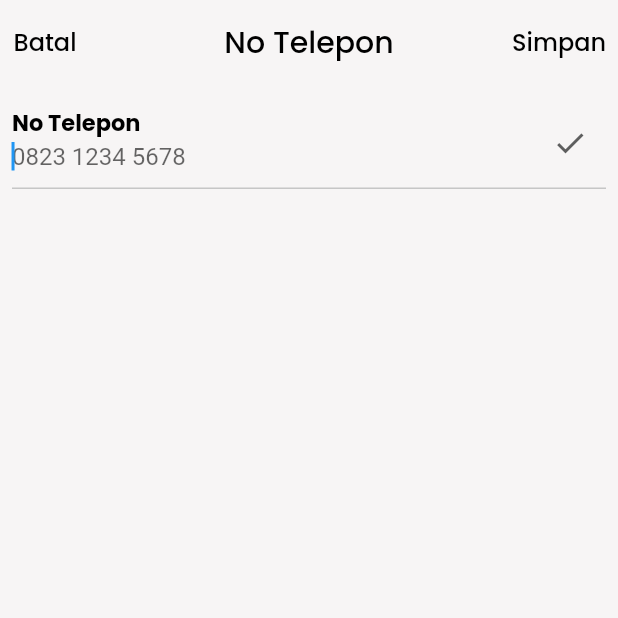
After one commit to azrilnrr/CAPSTONE_ALTERRA_FLUTTER_K-8, a Flutter app: the ProfileScreen screen opened directly, after a tap on "0823 1234 5678", on a phone screen of 412 x 824 dp, the top half of it. The commit adds this screen. Run offline on Flutter 3.47's test engine with Material 2 defaults, Android fonts, the phone set to English and light mode, and no system bars; our stand-ins replace google_fonts.

Commit message:
create changes email, number phone and address screen

```diff
--- /dev/null
+++ b/capstone_flutter/lib/view/account/change_numphone_screen.dart
@@ -0,0 +1,90 @@
+import 'package:capstone_flutter/config/theme.dart';
+import 'package:flutter/material.dart';
+
+class ChangeNumberScreen extends StatefulWidget {
+  const ChangeNumberScreen({super.key});
+
+  @override
+  State<ChangeNumberScreen> createState() => _ChangeNumberScreenState();
+}
+
+class _ChangeNumberScreenState extends State<ChangeNumberScreen> {
+  final numberController = TextEditingController();
+
+  @override
+  Widget build(BuildContext context) {
+    return Scaffold(
+      backgroundColor: const Color(0xffF7F5F5),
+      appBar: AppBar(
+        elevation: 0,
+        backgroundColor: const Color(0xffF7F5F5),
+        leadingWidth: 60,
+        leading: TextButton(
+          onPressed: () {
+            Navigator.pop(context);
+          },
+          child: Text(
+            'Batal',
+            style: poppinsKecil.copyWith(
+              color: blackColor,
+              fontSize: 16,
+            ),
+          ),
+        ),
+        centerTitle: true,
+        title: Text(
+          'No Telepon',
+          style: poppinsKecil.copyWith(
+            color: blackColor,
+            fontSize: 20,
+          ),
+        ),
+        actions: [
+          TextButton(
+            onPressed: () {},
+            child: Text(
+              'Simpan',
+              style: poppinsKecil.copyWith(
+                color: blackColor,
+                fontSize: 16,
+              ),
+            ),
+          ),
+        ],
+      ),
+      body: Padding(
+        padding: const EdgeInsets.all(8.0),
+        child: Form(
+          child: TextFormField(
+            keyboardType: TextInputType.number,
+            controller: numberController,
+            autofocus: true,
+            decoration: InputDecoration(
+              labelText: 'No Telepon',
+              labelStyle: poppinsKecil.copyWith(
+                color: blackColor,
+                fontSize: 20,
+                fontWeight: FontWeight.bold,
+              ),
+              hintText: '0823 1234 5678',
+              enabledBorder: const UnderlineInputBorder(
+                borderSide: BorderSide(
+                  color: Color(0xffC6C6C6),
+                ),
+              ),
+              focusedBorder: const UnderlineInputBorder(
+                borderSide: BorderSide(
+                  color: Color(0xffC6C6C6),
+                ),
+              ),
+              suffixIcon: const Icon(
+                Icons.check,
+                color: Color(0xff5E5E5E),
+              ),
+            ),
+          ),
+        ),
+      ),
+    );
+  }
+}
--- a/capstone_flutter/lib/view/account/profile_screen.dart
+++ b/capstone_flutter/lib/view/account/profile_screen.dart
@@ -1,6 +1,10 @@
 import 'package:capstone_flutter/config/theme.dart';
+import 'package:capstone_flutter/view/account/change_numphone_screen.dart';
 import 'package:flutter/material.dart';
 import 'package:google_fonts/google_fonts.dart';
+
+import 'change_address_screen.dart';
+import 'change_email_screen.dart';
 
 class ProfileScreen extends StatelessWidget {
   const ProfileScreen({super.key});
@@ -154,7 +158,18 @@ class ProfileScreen extends StatelessWidget {
                           color: const Color(0xff5E5E5E),
                         ),
                       ),
-                      Row(
+                      GestureDetector(
+                        onTap: () {
+                          Navigator.push(
+                            context,
+                            MaterialPageRoute(
+                              builder: (context) {
+                                return const ChangeEmailScreen();
+                              },
+                            ),
+                          );
+                        },
+                        child: Row(
                           children: [
                             Text(
                               'userexample@gmail.com',
@@ -170,6 +185,7 @@ class ProfileScreen extends StatelessWidget {
                             ),
                           ],
                         ),
+                      ),
                     ],
                   ),
                   const SizedBox(height: 28),
@@ -183,7 +199,18 @@ class ProfileScreen extends StatelessWidget {
                           color: const Color(0xff5E5E5E),
                         ),
                       ),
-                      Row(
+                      GestureDetector(
+                        onTap: () {
+                          Navigator.push(
+                            context,
+                            MaterialPageRoute(
+                              builder: (context) {
+                                return const ChangeNumberScreen();
+                              },
+                            ),
+                          );
+                        },
+                        child: Row(
                           children: [
                             Text(
                               '0823 1234 5678',
@@ -199,6 +226,7 @@ class ProfileScreen extends StatelessWidget {
                             ),
                           ],
                         ),
+                      ),
                     ],
                   ),
                   const SizedBox(height: 28),
@@ -212,7 +240,18 @@ class ProfileScreen extends StatelessWidget {
                           color: const Color(0xff5E5E5E),
                         ),
                       ),
-                      Row(
+                      GestureDetector(
+                        onTap: () {
+                          Navigator.push(
+                            context,
+                            MaterialPageRoute(
+                              builder: (context) {
+                                return const ChangeAddressScreen();
+                              },
+                            ),
+                          );
+                        },
+                        child: Row(
                           children: [
                             Text(
                               'Maluku',
@@ -228,6 +267,7 @@ class ProfileScreen extends StatelessWidget {
                             ),
                           ],
                         ),
+                      ),
                     ],
                   ),
                 ],
```
Also changed, not shown: capstone_flutter/lib/view/account/change_address_screen.dart (added, +90 -0 lines), capstone_flutter/lib/view/account/change_email_screen.dart (added, +90 -0 lines), capstone_flutter/pubspec.yaml (+2 -6 lines). Lines whose indentation alone changed are shown as unchanged.
